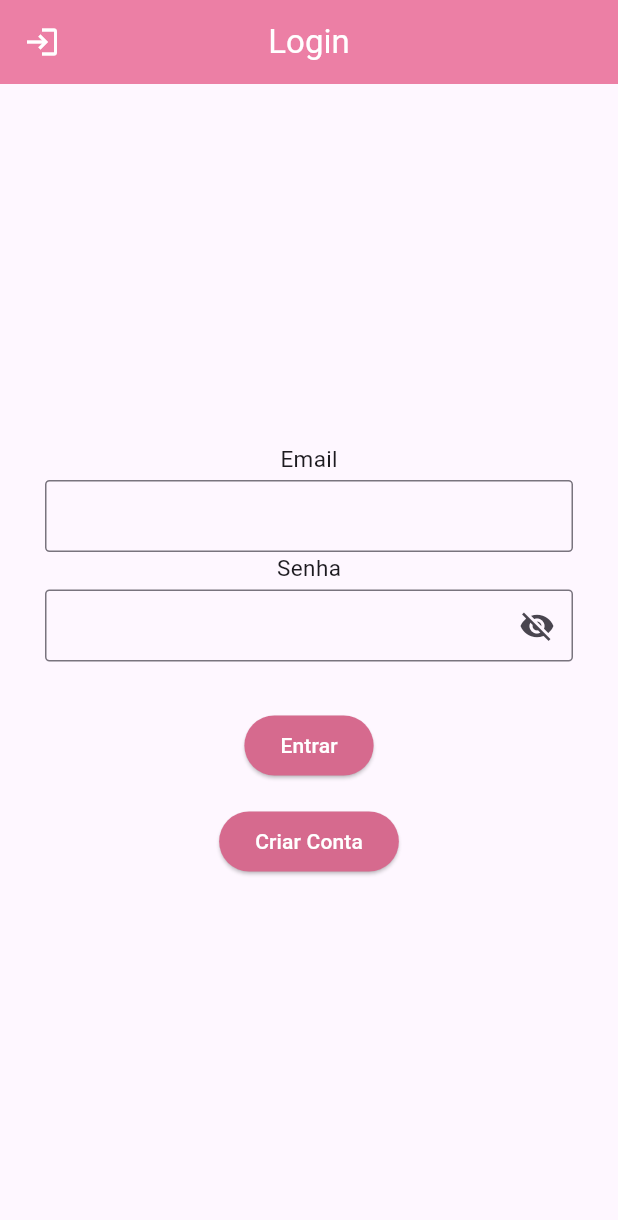
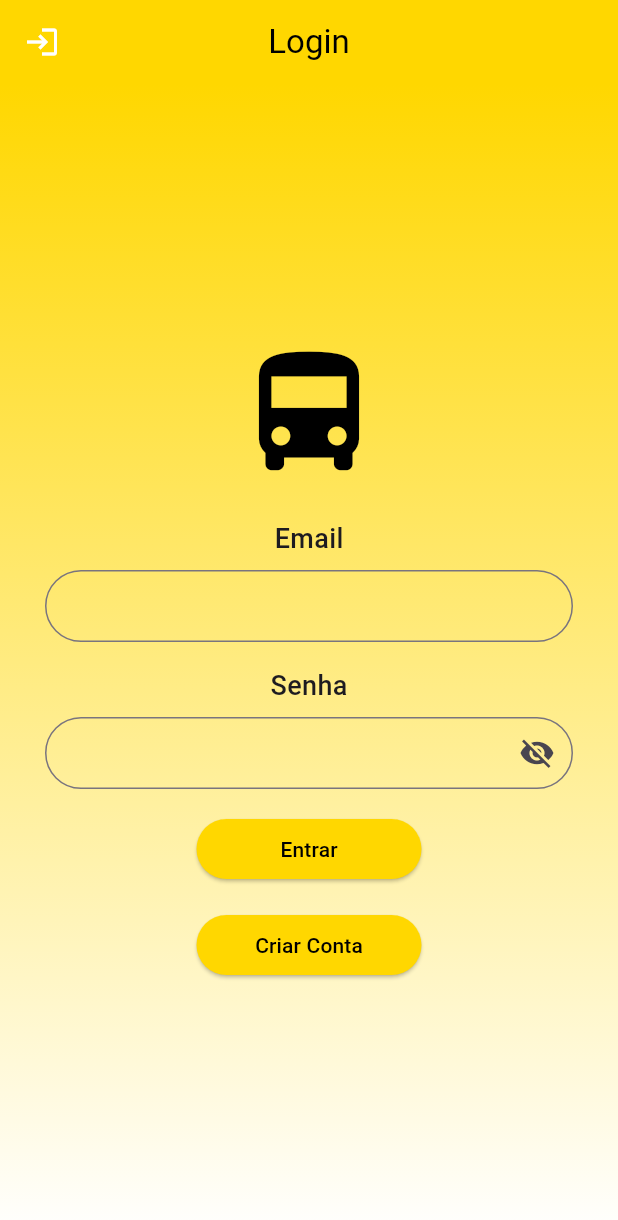
Before and after one commit to eduardamaganino/opt120-projetoOnibus, a Flutter app: the screen it shows after launch, on a phone screen of 412 x 824 dp. Shown: the top 1220 px of the screen. Run offline on Flutter 3.47's test engine with Material 3 defaults, Android fonts, the phone set to English and light mode, and no system bars; our stand-ins replace flutter_secure_storage, shared_preferences.

Commit message:
update front

```diff
--- a/front/lib/main.dart
+++ b/front/lib/main.dart
@@ -1,7 +1,6 @@
 import 'dart:convert';
 import 'package:flutter_application_1/user/user-page.dart';
 import 'package:flutter_secure_storage/flutter_secure_storage.dart';
-
 import 'package:flutter/material.dart';
 import 'package:flutter_application_1/models/usuario.model.dart';
 import 'package:flutter_application_1/user/user-create.dart';
@@ -17,7 +16,15 @@ class MyApp extends StatelessWidget {
     return MaterialApp(
       title: 'Flutter Demo',
       theme: ThemeData(
-        primarySwatch: Colors.blue,
+        primarySwatch: Colors.amber,
+        textTheme: TextTheme(
+          displayLarge: TextStyle(fontSize: 32.0, fontWeight: FontWeight.bold, color: Color(0xFFFFD700)), // Amarelo Ouro
+          bodyLarge: TextStyle(fontSize: 16.0, color: Color(0xFFFFD700)), // Amarelo Ouro
+        ),
+        buttonTheme: ButtonThemeData(
+          buttonColor: Color(0xFFFFC107), // Amarelo Mostarda
+          textTheme: ButtonTextTheme.primary,
+        ),
       ),
       home: LoginPage(),
     );
@@ -50,19 +57,24 @@ class _HomePageState extends State<HomePage> {
   Widget build(BuildContext context) {
     return Scaffold(
       appBar: AppBar(
-        title: Text(_selectedIndex == 0
-            ? 'Home'
-            : _selectedIndex == 1
-                ? 'Pagina de usuario'
-                : 'Cadastro de nova atividade'),
-        backgroundColor: Colors.pink.shade200,
+        title: Text(
+          _selectedIndex == 0 ? 'Home' : _selectedIndex == 1 ? 'Página de Usuário' : 'Cartão',
+          style: TextStyle(fontWeight: FontWeight.bold),
+        ),
+        backgroundColor: Color(0xFFFFD700), // Amarelo Ouro
       ),
-      body: _widgetOptions.elementAt(_selectedIndex),
+      body: Container(
+        padding: EdgeInsets.all(16.0),
+        color: Color(0xFFFFFACD), // Amarelo Claro
+        child: Center(
+          child: _widgetOptions.elementAt(_selectedIndex),
+        ),
+      ),
       bottomNavigationBar: BottomNavigationBar(
         items: const <BottomNavigationBarItem>[
           BottomNavigationBarItem(
             icon: Icon(Icons.person),
-            label: 'User',
+            label: 'Usuário',
           ),
           BottomNavigationBarItem(
             icon: Icon(Icons.home),
@@ -70,12 +82,14 @@ class _HomePageState extends State<HomePage> {
           ),
           BottomNavigationBarItem(
             icon: Icon(Icons.credit_card),
-            label: 'Cartao',
+            label: 'Cartão',
           ),
         ],
         currentIndex: _selectedIndex,
-        selectedItemColor: Colors.pink,
+        selectedItemColor: Color(0xFFFFC107), // Amarelo Mostarda
+        unselectedItemColor: Color(0xFFFFD700), // Amarelo Ouro
         onTap: _onItemTapped,
+        backgroundColor: Color(0xFFFFFACD), // Amarelo Claro
       ),
     );
   }
--- a/front/lib/user/user-login.dart
+++ b/front/lib/user/user-login.dart
@@ -46,14 +46,14 @@ class _LoginPageState extends State<LoginPage> {
         final String token = responseData['token'];
         final int userId = responseData['id'];
 
-        print("funcionou");
+        print("Login bem-sucedido");
         Navigator.push(
           context,
           MaterialPageRoute(builder: (context) => HomePage()),
         );
         SharedPreferences prefs = await SharedPreferences.getInstance();
         prefs.setString('token', token);
-        prefs.setInt('userId', userId as int);
+        prefs.setInt('userId', userId);
       } else if (response.statusCode == 401) {
         showDialog(
           context: context,
@@ -98,60 +98,78 @@ class _LoginPageState extends State<LoginPage> {
 
   @override
   Widget build(BuildContext context) {
+    double buttonWidth=150.0;
     return Scaffold(
       appBar: AppBar(
         title: const Text(
           'Login',
           style: TextStyle(
-            color: Colors.white,
+            color: Color.fromARGB(255, 0, 0, 0),
           ),
         ),
         centerTitle: true,
-        backgroundColor: const Color.fromARGB(255, 236, 127, 165),
+        backgroundColor: const Color(0xFFFFD700),
         leading: const Icon(
           Icons.login,
           color: Colors.white,
         ),
       ),
-      body: Padding(
+      body: Container(
+        decoration: const BoxDecoration(
+          gradient: LinearGradient(
+            colors: [Color(0xFFFFD700), Color.fromARGB(255, 255, 255, 255)],
+            begin: Alignment.topCenter,
+            end: Alignment.bottomCenter,
+          ),
+        ),
+        child: Padding(
           padding: const EdgeInsets.all(30.0),
           child: Column(
             mainAxisAlignment: MainAxisAlignment.center,
             crossAxisAlignment: CrossAxisAlignment.center,
             children: <Widget>[
+              const Icon(
+                Icons.directions_bus,
+                size: 100.0,
+                color: Colors.black,
+              ),
+              const SizedBox(height: 20),
               const Text(
                 'Email',
                 style: TextStyle(
-                fontWeight: FontWeight.w400,
-                fontSize: 15,
+                  fontWeight: FontWeight.w500,
+                  fontSize: 18,
                 ),
               ),
-            const SizedBox(height: 4),
+              const SizedBox(height: 8),
               TextField(
                 controller: emailController,
+                style: const TextStyle(color: Colors.black),
                 decoration: const InputDecoration(
                   border: OutlineInputBorder(
-                  borderRadius: BorderRadius.all(Radius.circular(3)),
+                    borderRadius: BorderRadius.all(Radius.circular(100)),
                   ),
-                contentPadding: EdgeInsets.all(10),
+                  contentPadding: EdgeInsets.all(12),
                 ),
               ),
+              const SizedBox(height: 16),
               const Text(
                 'Senha',
                 style: TextStyle(
-                fontWeight: FontWeight.w400,
-                fontSize: 15,
+                  fontWeight: FontWeight.w500,
+                  fontSize: 18,
                 ),
               ),
-            const SizedBox(height: 4),
+              const SizedBox(height: 8),
               TextField(
                 controller: senhaController,
+                style: const TextStyle(color: Colors.black),
                 obscureText: _obscureText,
                 decoration: InputDecoration(
                   border: const OutlineInputBorder(
-                  borderRadius: BorderRadius.all(Radius.circular(3)),
+                    borderRadius: BorderRadius.all(Radius.circular(100)),
                   ),
-                contentPadding: EdgeInsets.all(10),
+                  contentPadding: EdgeInsets.all(12),
                   suffixIcon: GestureDetector(
                     onTap: _togglePasswordVisibility,
                     child: Icon(
@@ -160,36 +178,54 @@ class _LoginPageState extends State<LoginPage> {
                   ),
                 ),
               ),
-            const SizedBox(height: 32.0),
-            ElevatedButton(
+
+              const SizedBox(height: 16.0),
+                Row(
+                mainAxisAlignment: MainAxisAlignment.center,
+                children: [
+                  SizedBox(
+                    width: buttonWidth,
+                    child: ElevatedButton(
                       onPressed: fazerLogin,
-              child: Text(
+                      child: const Text(
                         'Entrar',
                         style: TextStyle(
-                  color: Colors.white,
+                          color: Color.fromARGB(255, 0, 0, 0),
                         ),
                       ),
                       style: ElevatedButton.styleFrom(
-                  backgroundColor: const Color.fromARGB(255, 214, 106, 142)),
+                          backgroundColor: const Color(0xFFFFD700)),
+                    ),
+                  ),
+                ],
               ),
               const SizedBox(height: 16.0),
-            ElevatedButton(
+              Row(
+                mainAxisAlignment: MainAxisAlignment.center,
+                children: [
+                  SizedBox(
+                    width: buttonWidth,
+                    child: ElevatedButton(
                       onPressed: () {
                         Navigator.push(
                           context,
                           MaterialPageRoute(builder: (context) => CreateUserWidget()),
                         );
                       },
-              child: Text(
+                      child: const Text(
                         'Criar Conta',
                         style: TextStyle(
-                  color: Colors.white,
+                          color: Color.fromARGB(255, 0, 0, 0),
                         ),
                       ),
                       style: ElevatedButton.styleFrom(
-                  backgroundColor: const Color.fromARGB(255, 214, 106, 142)),
+                          backgroundColor: const Color(0xFFFFD700)),
+                    ),
                   ),
                 ],
+              ),
+            ],
+          ),
         ),
       ),
     );
--- a/front/lib/user/user-page.dart
+++ b/front/lib/user/user-page.dart
@@ -62,7 +62,7 @@ class _UserPageWidgetState extends State<UserPageWidget> {
                     style: TextStyle(
                       fontSize: 18,
                       fontWeight: FontWeight.bold,
-                      color: Colors.pink, // Definindo a cor do título
+                      color: const Color.fromARGB(255, 0, 0, 0), // Definindo a cor do título
                     ),
                   ),
                   SizedBox(height: 10),
@@ -87,7 +87,7 @@ class _UserPageWidgetState extends State<UserPageWidget> {
                     child: Text(
                       'Edit User',
                       style: TextStyle(
-                        color: Colors.pink,
+                        color: const Color.fromARGB(255, 0, 0, 0),
                       ),
                     ),
                     style: ElevatedButton.styleFrom(
```
Also changed, not shown: front/lib/user/user-edit.dart (+34 -19 lines), front/pubspec.lock, 2 other files. Lines whose indentation alone changed are shown as unchanged.
